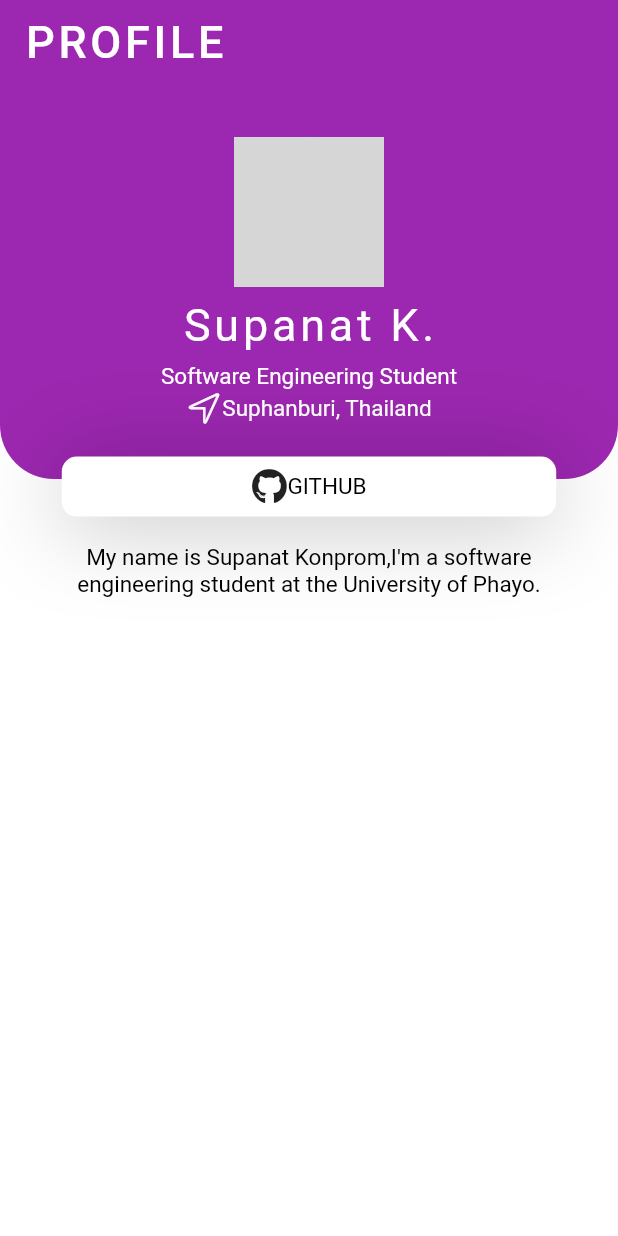
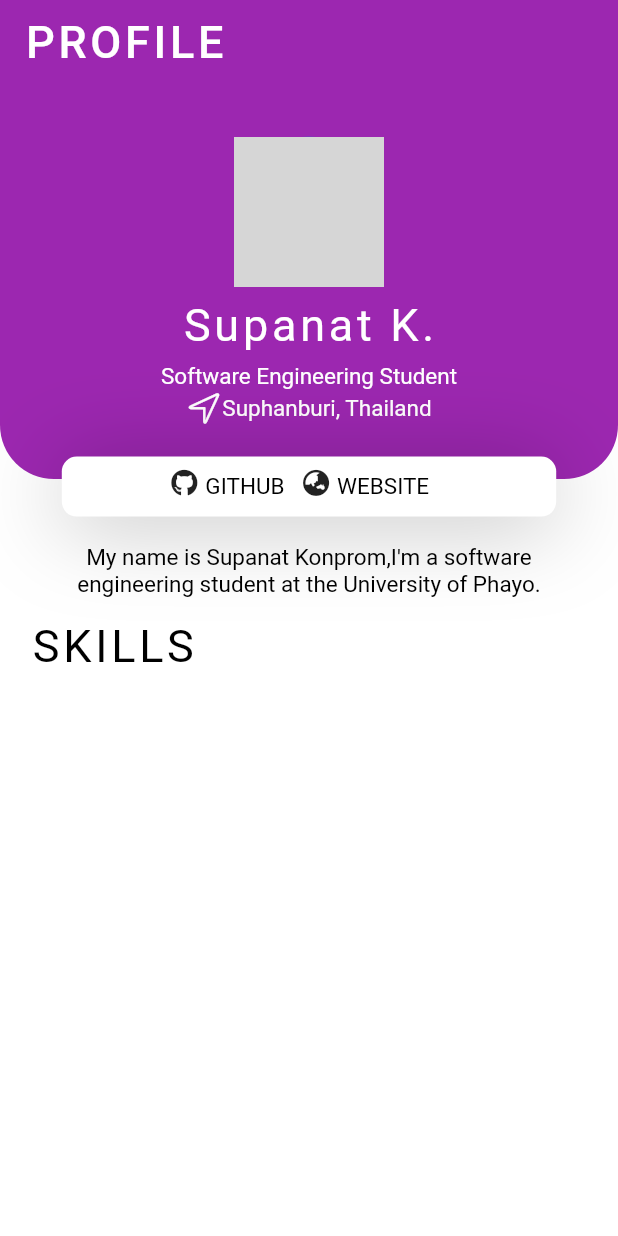
Before and after one commit to kai63001/FlutterStudyPortfolio, a Flutter app: the screen it shows after launch, on a phone screen of 412 x 824 dp. Run offline on Flutter 3.47's test engine with Material 2 defaults, Android fonts, the light colour scheme and no system bars; our stand-ins replace font_awesome_flutter, google_fonts; network calls fail; Roboto replaces fonts that are missing (Mitr); grey boxes are pictures that could not be loaded.

Commit message:
💦 update

```diff
--- a/lib/components/body.dart
+++ b/lib/components/body.dart
@@ -10,7 +10,25 @@
   Widget build(BuildContext context) {
     Size size = MediaQuery.of(context).size;
     return ListView(
-      children: [headerBox(size), intoMySelft(size)],
+      children: [
+        headerBox(size),
+        intoMySelft(size),
+        Center(
+          child: Padding(
+            padding: const EdgeInsets.only(top: 15.0),
+            child: Container(
+              width: size.width * 0.9,
+              child: Text(
+                'SKILLS',
+                style: GoogleFonts.fredokaOne(
+                  textStyle: TextStyle(
+                      color: Colors.black, letterSpacing: 2.5, fontSize: 30),
+                ),
+              ),
+            ),
+          ),
+        )
+      ],
     );
   }
 
@@ -100,17 +118,43 @@
                   child: Row(
                     mainAxisAlignment: MainAxisAlignment.center,
                     children: [
-                      Row(
-                        children: [
-                          Icon(FontAwesomeIcons.github),
-                          Text(
-                            "GITHUB",
-                            style: GoogleFonts.varelaRound(
-                              textStyle:
-                                  TextStyle(color: Colors.black, fontSize: 15),
+                      Padding(
+                        padding: const EdgeInsets.only(right: 12.0),
+                        child: Row(
+                          children: [
+                            Padding(
+                              padding:
+                                  const EdgeInsets.only(bottom: 5.0, right: 5),
+                              child: Icon(FontAwesomeIcons.github, size: 18),
                             ),
-                          ),
-                        ],
+                            Text(
+                              "GITHUB",
+                              style: GoogleFonts.mitr(
+                                textStyle: TextStyle(
+                                    color: Colors.black, fontSize: 15),
+                              ),
+                            ),
+                          ],
+                        ),
+                      ),
+                      Padding(
+                        padding: const EdgeInsets.only(right: 12.0),
+                        child: Row(
+                          children: [
+                            Padding(
+                              padding:
+                                  const EdgeInsets.only(bottom: 5.0, right: 5),
+                              child: Icon(FontAwesomeIcons.globeAsia, size: 18),
+                            ),
+                            Text(
+                              "WEBSITE",
+                              style: GoogleFonts.mitr(
+                                textStyle: TextStyle(
+                                    color: Colors.black, fontSize: 15),
+                              ),
+                            ),
+                          ],
+                        ),
                       ),
                     ],
                   ),
```
